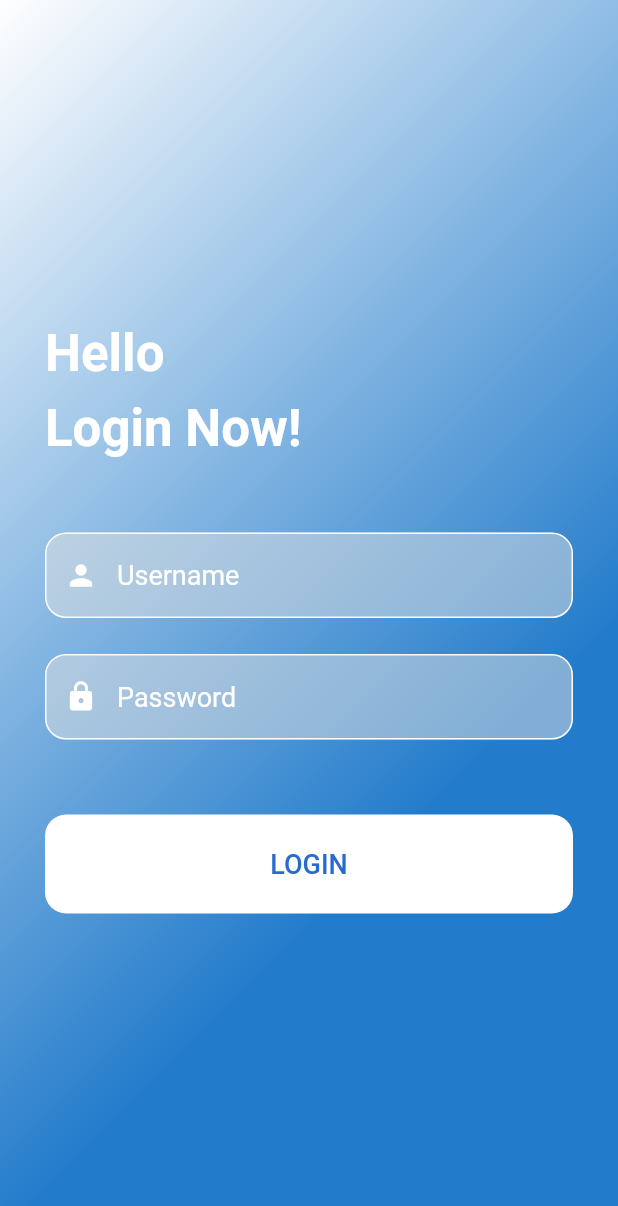
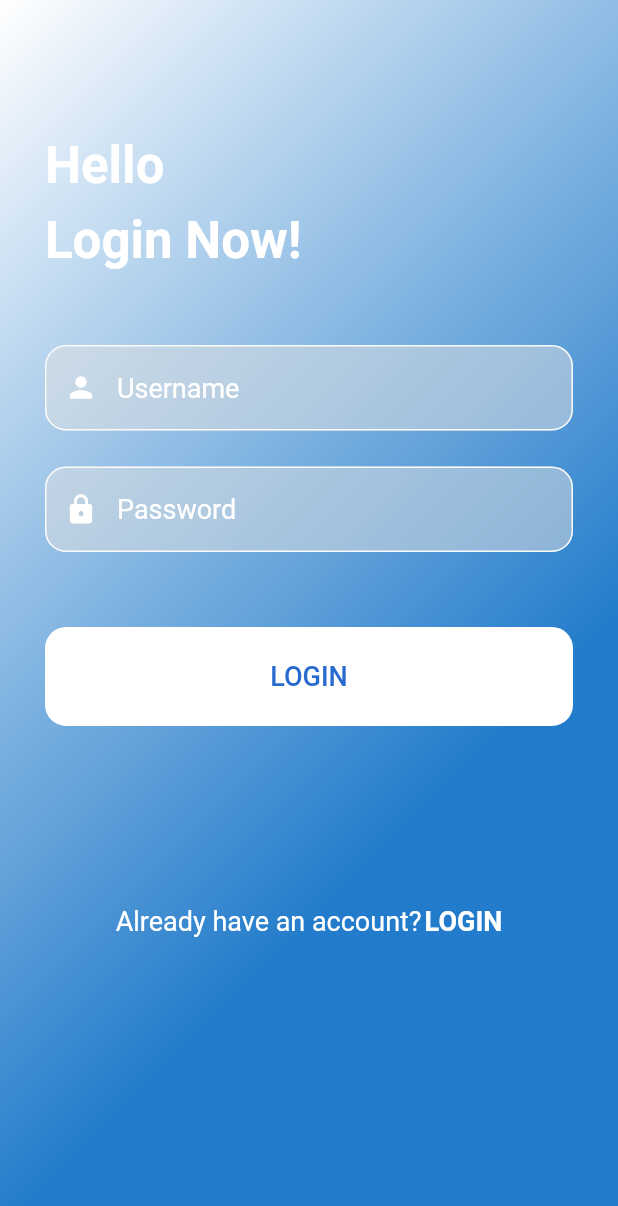
Before and after one commit to phongace/Objective-App, a Flutter app: the screen it shows after launch, on a phone screen of 412 x 824 dp. Shown: the top 1206 px of the screen. Run offline on Flutter 3.47's test engine with Material 2 defaults, Android fonts, the phone set to English and light mode, and no system bars; generated files the repository leaves out were written again.

Commit message:
done login page

```diff
--- a/lib/config/constant.dart
+++ b/lib/config/constant.dart
@@ -2,4 +2,8 @@ class Constant {
   static final apiUrl = 'https://objective-app.herokuapp.com/api/';
 
   static const borderRadius = 14.0;
+
+  static const TXT_LOGIN = 'Login';
+
+  static const TXT_HAVE_ACCOUNT = 'Already have an account?';
 }
--- a/lib/screens/login/login-screen.dart
+++ b/lib/screens/login/login-screen.dart
@@ -1,4 +1,6 @@
 import 'package:flutter/material.dart';
+import 'package:objective/config/constant.dart';
+import 'package:objective/styles/component.dart';
 import 'package:objective/widgets/background.dart';
 import 'package:objective/widgets/base-input.dart';
 import 'package:objective/widgets/rounded-button.dart';
@@ -19,15 +21,13 @@ class _LoginScreenState extends State<LoginScreen> {
       body: Stack(
         children: [
           Background(),
-          Scaffold(
-            backgroundColor: Colors.transparent,
-            resizeToAvoidBottomPadding: false,
-            body: Padding(
+          SingleChildScrollView(
+            child: Padding(
               padding: const EdgeInsets.symmetric(horizontal: 30.0),
               child: Column(
-                mainAxisAlignment: MainAxisAlignment.center,
                 crossAxisAlignment: CrossAxisAlignment.start,
                 children: [
+                  const SizedBox(height: 90),
                   Text(
                     'Hello',
                     style: TextStyle(
@@ -47,6 +47,27 @@ class _LoginScreenState extends State<LoginScreen> {
                   ),
                   const SizedBox(height: 50),
                   _buildBody(),
+                  const SizedBox(height: 120),
+                  Row(
+                    mainAxisAlignment: MainAxisAlignment.center,
+                    children: [
+                      Text(
+                        Constant.TXT_HAVE_ACCOUNT,
+                        style: CommonStyle.defaultText(
+                          context,
+                          color: CommonStyle.whiteColor,
+                        ),
+                      ),
+                      const SizedBox(width: 2),
+                      Text(
+                        Constant.TXT_LOGIN.toUpperCase(),
+                        style: CommonStyle.boldText(
+                          context,
+                          color: CommonStyle.whiteColor,
+                        ),
+                      ),
+                    ],
+                  ),
                 ],
               ),
             ),
@@ -79,7 +100,7 @@ class _LoginScreenState extends State<LoginScreen> {
           ),
           const SizedBox(height: 50),
           RoundedButton(
-            text: 'Login',
+            text: Constant.TXT_LOGIN,
             onPress: () => login(context),
           ),
         ],
--- a/lib/styles/component.dart
+++ b/lib/styles/component.dart
@@ -21,10 +21,11 @@ class CommonStyle {
     );
   }
 
-  static TextStyle boldText(BuildContext context, {double textSize}) {
+  static TextStyle boldText(BuildContext context, {double textSize, Color color}) {
     return TextStyle(
       fontWeight: FontWeight.bold,
       fontSize: textSize == null ? 18 : textSize,
+      color: color == null ? primaryColor : color,
     );
   }
 }
--- a/lib/widgets/base-input.dart
+++ b/lib/widgets/base-input.dart
@@ -29,6 +29,10 @@ class BaseTextInput extends StatelessWidget {
     return Container(
       child: TextFormField(
         controller: textCtrl,
+        style: TextStyle(
+          fontSize: 15,
+          color: CommonStyle.primaryColor,
+        ),
         decoration: new InputDecoration(
           hintText: hint,
           fillColor: Colors.grey[300].withOpacity(0.5),
```
